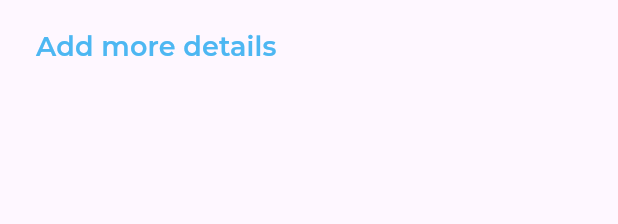
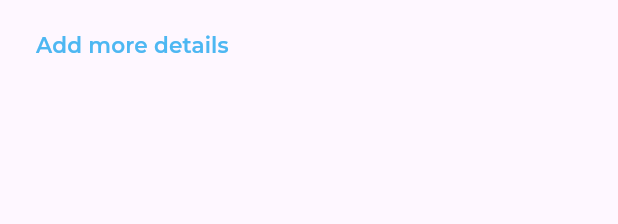
Before and after one commit to MohamedElnegouly/responsive_dash_board, a Flutter app: the CustomButton widget shown alone on an empty page, opened directly, on a phone screen of 412 x 824 dp. Shown: the top 224 px of the screen. Run offline on Flutter 3.47's test engine with Material 3 defaults, Android fonts, the phone set to English and light mode, and no system bars; our stand-ins replace expandable_page_view, fl_chart, flutter_svg; project files that could hold a hidden picture were left out.

Commit message:
add ResponsiveFontSize & make all fonts resposive

```diff
--- a/lib/utils/app_styles.dart
+++ b/lib/utils/app_styles.dart
@@ -1,73 +1,120 @@
+import 'package:flutter/foundation.dart';
 import 'package:flutter/material.dart';
+import 'package:responsive_dash_board/utils/sized_config.dart';
 
 abstract class AppStyles {
-  static const TextStyle styleRegular16 = TextStyle(
-    color: Color(0xFF064060),
-    fontSize: 16,
+  static TextStyle styleRegular16(context) {
+    return TextStyle(
+      color: const Color(0xFF064060),
+      fontSize: getResponsiveFontSize(context, fontSize: 16),
       fontFamily: 'Montserrat',
       fontWeight: FontWeight.w400,
     );
+  }
 
-  static const TextStyle styleBold16 = TextStyle(
-    color: Color(0xFF4EB7F2),
-    fontSize: 16,
+  static TextStyle styleBold16(BuildContext context) {
+    return TextStyle(
+      color: const Color(0xFF4EB7F2),
+      fontSize: getResponsiveFontSize(context, fontSize: 16),
       fontFamily: 'Montserrat',
       fontWeight: FontWeight.w700,
     );
+  }
 
-  static const TextStyle styleMedium16 = TextStyle(
-    color: Color(0xFF064061),
-    fontSize: 16,
+  static TextStyle styleMedium16(BuildContext context) {
+    return TextStyle(
+      color: const Color(0xFF064061),
+      fontSize: getResponsiveFontSize(context, fontSize: 16),
       fontFamily: 'Montserrat',
       fontWeight: FontWeight.w500,
     );
+  }
 
-  static const TextStyle styleMedium20 = TextStyle(
-    color: Color(0xFFFFFFFF),
-    fontSize: 20,
+  static TextStyle styleMedium20(BuildContext context) {
+    return TextStyle(
+      color: const Color(0xFFFFFFFF),
+      fontSize: getResponsiveFontSize(context, fontSize: 20),
       fontFamily: 'Montserrat',
       fontWeight: FontWeight.w500,
     );
+  }
 
-  static const TextStyle styleSemiBold16 = TextStyle(
-    color: Color(0xFF064061),
-    fontSize: 16,
-    fontFamily: 'Montserrat',
-    fontWeight: FontWeight.w600,
-  );
-
-  static const TextStyle styleSemiBold20 = TextStyle(
-    color: Color(0xFF064061),
-    fontSize: 20,
-    fontFamily: 'Montserrat',
-    fontWeight: FontWeight.w600,
-  );
-
-  static const TextStyle styleRegular12 = TextStyle(
-    color: Color(0xFFAAAAAA),
-    fontSize: 12,
-    fontFamily: 'Montserrat',
-    fontWeight: FontWeight.w400,
-  );
-
-  static const TextStyle styleSemiBold24 = TextStyle(
-    color: Color(0xFF4EB7F2),
-    fontSize: 24,
-    fontFamily: 'Montserrat',
-    fontWeight: FontWeight.w600,
-  );
-
-  static const TextStyle styleRegular14 = TextStyle(
-    color: Color(0xFFAAAAAA),
-    fontSize: 14,
-    fontFamily: 'Montserrat',
-    fontWeight: FontWeight.w400,
-  );
-
-  static const TextStyle styleSemiBold18 = TextStyle(
-    color: Color(0xFFFFFFFF),
-    fontSize: 18,
+  static TextStyle styleSemiBold16(BuildContext context) {
+    return TextStyle(
+      color: const Color(0xFF064061),
+      fontSize: getResponsiveFontSize(context, fontSize: 16),
       fontFamily: 'Montserrat',
       fontWeight: FontWeight.w600,
     );
   }
+
+  static TextStyle styleSemiBold20(BuildContext context) {
+    return TextStyle(
+      color: const Color(0xFF064061),
+      fontSize: getResponsiveFontSize(context, fontSize: 20),
+      fontFamily: 'Montserrat',
+      fontWeight: FontWeight.w600,
+    );
+  }
+
+  static TextStyle styleRegular12(BuildContext context) {
+    return TextStyle(
+      color: const Color(0xFFAAAAAA),
+      fontSize: getResponsiveFontSize(context, fontSize: 12),
+      fontFamily: 'Montserrat',
+      fontWeight: FontWeight.w400,
+    );
+  }
+
+  static TextStyle styleSemiBold24(BuildContext context) {
+    return TextStyle(
+      color: const Color(0xFF4EB7F2),
+      fontSize: getResponsiveFontSize(context, fontSize: 24),
+      fontFamily: 'Montserrat',
+      fontWeight: FontWeight.w600,
+    );
+  }
+
+  static TextStyle styleRegular14(BuildContext context) {
+    return TextStyle(
+      color: const Color(0xFFAAAAAA),
+      fontSize: getResponsiveFontSize(context, fontSize: 14),
+      fontFamily: 'Montserrat',
+      fontWeight: FontWeight.w400,
+    );
+  }
+
+  static TextStyle styleSemiBold18(BuildContext context) {
+    return TextStyle(
+      color: const Color(0xFFFFFFFF),
+      fontSize: getResponsiveFontSize(context, fontSize: 18),
+      fontFamily: 'Montserrat',
+      fontWeight: FontWeight.w600,
+    );
+  }
+}
+
+double getResponsiveFontSize(context, {required double fontSize}) {
+  double scaleFactor = getScaleFactor(context);
+  double responsiveFontSize = fontSize * scaleFactor;
+
+  double lowerLimit = fontSize * .8;
+  double upperLimit = fontSize * 1.2;
+
+  return responsiveFontSize.clamp(lowerLimit, upperLimit);
+}
+
+double getScaleFactor(context ) {
+  // var dispatcher = PlatformDispatcher.instance;
+  // var physicalWidth = dispatcher.views.first.physicalSize.width;
+  // var devicePixelRatio = dispatcher.views.first.devicePixelRatio;
+  // double width = physicalWidth / devicePixelRatio;
+ double width = MediaQuery.sizeOf(context).width;
+  if (width < SizedConfig.tablet) {
+    return width / 550;
+  } else if (width < SizedConfig.desktop) {
+    return width / 1000;
+  } else {
+    return width / 1920;
+  }
+}
--- a/lib/utils/sized_config.dart
+++ b/lib/utils/sized_config.dart
@@ -1,7 +1,7 @@
 import 'package:flutter/material.dart';
 
 class SizedConfig {
-  static const double desktop = 1300;
+  static const double desktop = 1200;
   static const double tablet = 800;
 
   static late double width, height;
--- a/lib/widgets/Active_And_inActive_Item.dart
+++ b/lib/widgets/Active_And_inActive_Item.dart
@@ -17,7 +17,7 @@ class inActivedrawerItem extends StatelessWidget {
     return ListTile(
       title: Text(
         drawerItemModel.title,
-        style: AppStyles.styleMedium16,
+        style: AppStyles.styleMedium16(context),
       ),
       leading: SvgPicture.asset(drawerItemModel.image),
     );
@@ -37,7 +37,7 @@ class ActivedrawerItem extends StatelessWidget {
     return ListTile(
       title: Text(
         drawerItemModel.title,
-        style: AppStyles.styleBold16,
+        style: AppStyles.styleBold16(context),
       ),
       leading: SvgPicture.asset(drawerItemModel.image),
       trailing: Container(
--- a/lib/widgets/Custom_button.dart
+++ b/lib/widgets/Custom_button.dart
@@ -21,7 +21,7 @@ class CustomButton extends StatelessWidget {
           onPressed: () {},
           child: Text(
             hint,
-            style: AppStyles.styleSemiBold18.copyWith(color: textColor),
+            style: AppStyles.styleSemiBold18(context).copyWith(color: textColor),
           )),
     );
   }
--- a/lib/widgets/custom_text_field.dart
+++ b/lib/widgets/custom_text_field.dart
@@ -11,7 +11,7 @@ class CustomTextField extends StatelessWidget {
         fillColor: const Color(0xFFFAFAFA),
         hintText: hint,
         hintStyle:
-            AppStyles.styleRegular16.copyWith(color: const Color(0XFFAAAAAA)),
+            AppStyles.styleRegular16(context).copyWith(color: const Color(0XFFAAAAAA)),
         filled: true,
         border: buildBorder(),
         enabledBorder: buildBorder(),
--- a/lib/widgets/income_item_detailes.dart
+++ b/lib/widgets/income_item_detailes.dart
@@ -18,11 +18,11 @@ class IncomeItemDetails extends StatelessWidget {
       ),
       title: Text(
         incomeDetailesModel.title,
-        style: AppStyles.styleRegular16,
+        style: AppStyles.styleRegular16(context),
       ),
       trailing: Text(
         incomeDetailesModel.count,
-        style: AppStyles.styleMedium16,
+        style: AppStyles.styleMedium16(context),
       ),
     );
   }
--- a/lib/widgets/income_section_header.dart
+++ b/lib/widgets/income_section_header.dart
@@ -9,15 +9,15 @@ class IncomeSectionHeader extends StatelessWidget {
 
   @override
   Widget build(BuildContext context) {
-    return const Row(
+    return  Row(
       mainAxisAlignment: MainAxisAlignment.spaceBetween,
       children: [
         Text(
           'Income',
-          style: AppStyles.styleSemiBold20,
+          style: AppStyles.styleSemiBold20(context),
         ),
         //Expanded(child: SizedBox()),
-        RangeOptions(),
+        const RangeOptions(),
       ],
     );
   }
--- a/lib/widgets/my_card_section.dart
+++ b/lib/widgets/my_card_section.dart
@@ -28,11 +28,11 @@ class _MyCardSectionState extends State<MyCardSection> {
     return Column(
       crossAxisAlignment: CrossAxisAlignment.start,
       children: [
-        const SizedBox(
+         SizedBox(
           width: 420,
           child: Text(
             'My card ',
-            style: AppStyles.styleSemiBold20,
+            style: AppStyles.styleSemiBold20(context),
           ),
         ),
         const SizedBox(height: 20),
--- a/lib/widgets/quick_invoice_header.dart
+++ b/lib/widgets/quick_invoice_header.dart
@@ -8,7 +8,7 @@ class QuickInvoiceHeader extends StatelessWidget {
   Widget build(BuildContext context) {
     return Row(
       children: [
-        const Text('Quick Invoice', style: AppStyles.styleSemiBold20),
+         Text('Quick Invoice', style: AppStyles.styleSemiBold20(context)),
         const Spacer(),
         Container(
           height: 48,
--- a/lib/widgets/range_options.dart
+++ b/lib/widgets/range_options.dart
@@ -22,9 +22,9 @@ class RangeOptions extends StatelessWidget {
       ),
       child: Row(
         children: [
-          const Text(
+           Text(
             'Monthly',
-            style: AppStyles.styleMedium16,
+            style: AppStyles.styleMedium16(context),
           ),
           const SizedBox(
             width: 16,
--- a/lib/widgets/title_text_field.dart
+++ b/lib/widgets/title_text_field.dart
@@ -12,7 +12,7 @@ class TitleTextField extends StatelessWidget {
       children: [
         Text(
           title,
-          style: AppStyles.styleMedium16,
+          style: AppStyles.styleMedium16(context),
         ),
         const SizedBox(
           height: 12,
--- a/lib/widgets/transction_item.dart
+++ b/lib/widgets/transction_item.dart
@@ -16,16 +16,16 @@ class TransctionItem extends StatelessWidget {
       child: ListTile(
         title: Text(
           transctionHistory.title,
-          style: AppStyles.styleSemiBold16,
+          style: AppStyles.styleSemiBold16(context),
         ),
         subtitle: Text(
           transctionHistory.date,
           style:
-              AppStyles.styleRegular16.copyWith(color: const Color(0XFFAAAAAA)),
+              AppStyles.styleRegular16(context).copyWith(color: const Color(0XFFAAAAAA)),
         ),
         trailing: Text(
           transctionHistory.amount,
-          style: AppStyles.styleSemiBold20.copyWith(
+          style: AppStyles.styleSemiBold20(context).copyWith(
             color: transctionHistory.isWithdrawal
                 ? const Color(0XFFF3735E)
                 : const Color(0XFF7DD97B),
--- a/lib/widgets/user_info_list_tile.dart
+++ b/lib/widgets/user_info_list_tile.dart
@@ -16,11 +16,11 @@ class UserInfoListTile extends StatelessWidget {
         leading: SvgPicture.asset(userInfoModel.image),
         title: Text(
           userInfoModel.title,
-          style: AppStyles.styleSemiBold16,
+          style: AppStyles.styleSemiBold16(context),
         ),
         subtitle: Text(
           userInfoModel.subtite,
-          style: AppStyles.styleRegular12,
+          style: AppStyles.styleRegular12(context),
         ),
       ),
     );
```
Also changed, not shown: lib/widgets/All_expenses_header.dart (+4 -4 lines), lib/widgets/Selected_inSelected_expenses_item.dart (+6 -6 lines), lib/widgets/detailed_income_chart.dart (+4 -4 lines), lib/widgets/latest_transction.dart (+4 -4 lines), lib/widgets/my_card.dart (+5 -5 lines), lib/widgets/transction_history.dart (+4 -4 lines). Lines whose indentation alone changed are shown as unchanged.
